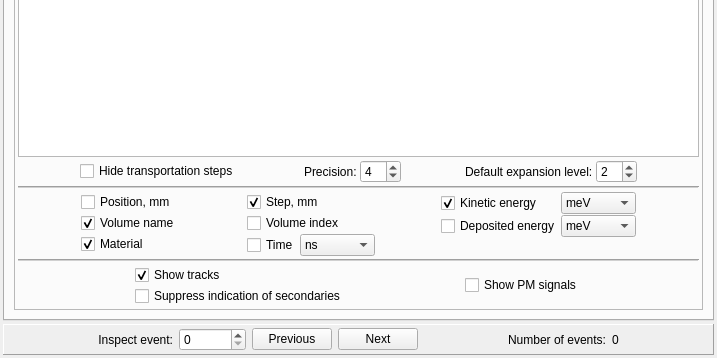
Before: the Qt Designer form src/gui/outputwindow.ui in andrmor/ANTS2, drawn with Qt 5; both pictures show x 0 to 717 and y 351 to 709 of the 717 by 709 pixel window.
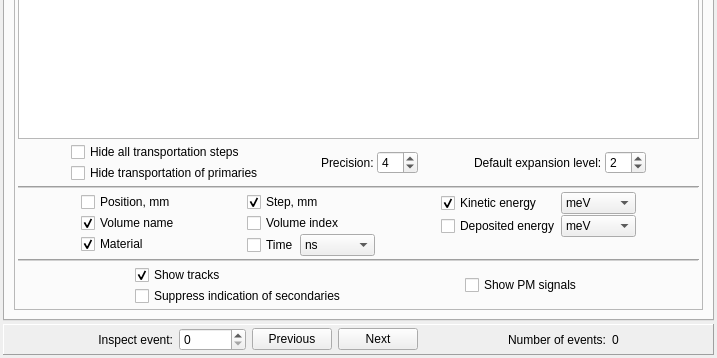
After: the same form once the commit is applied.

What changed in the file:
```diff
--- a/src/gui/outputwindow.ui
+++ b/src/gui/outputwindow.ui
@@ -914,11 +914,28 @@
               </spacer>
              </item>
              <item>
-              <widget class="QCheckBox" name="cbEVhideTrans">
-               <property name="text">
-                <string>Hide transportation steps</string>
+              <layout class="QVBoxLayout" name="verticalLayout_39">
+               <property name="spacing">
+                <number>1</number>
                </property>
-              </widget>
+               <property name="leftMargin">
+                <number>0</number>
+               </property>
+               <item>
+                <widget class="QCheckBox" name="cbEVhideTrans">
+                 <property name="text">
+                  <string>Hide all transportation steps</string>
+                 </property>
+                </widget>
+               </item>
+               <item>
+                <widget class="QCheckBox" name="cbEVhideTransPrim">
+                 <property name="text">
+                  <string>Hide transportation of primaries</string>
+                 </property>
+                </widget>
+               </item>
+              </layout>
              </item>
              <item>
               <spacer name="horizontalSpacer_34">
```
Left out of the diff: 36 changed lines with no effect on the pictures.
